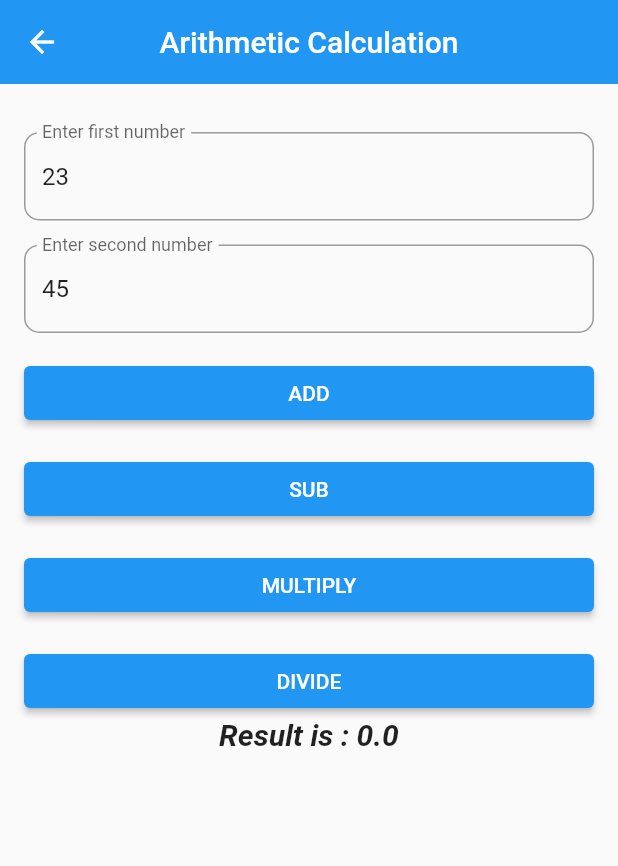
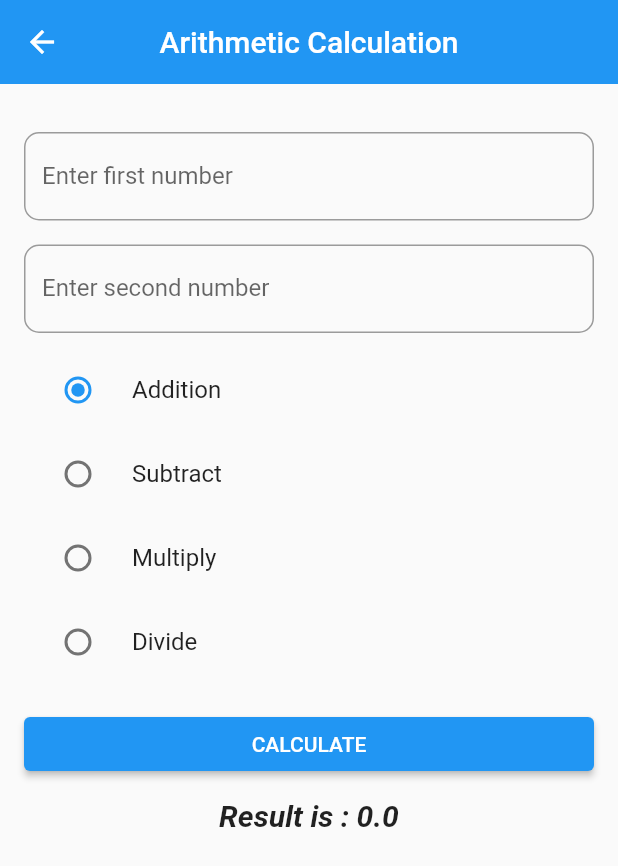
Before and after one commit to sanjiv576/flutter_apps, a Flutter app: the ArithmeticView screen opened by its route, on a phone screen of 412 x 824 dp. Shown: the top 866 px of the screen. Run offline on Flutter 3.47's test engine with Material 2 defaults, Android fonts, the phone set to English and light mode, and no system bars.

Commit message:
add radio buttons and enum

```diff
--- a/flutter_app/lib/view/arithmetic_view.dart
+++ b/flutter_app/lib/view/arithmetic_view.dart
@@ -1,6 +1,17 @@
 import 'package:flutter/material.dart';
 
 import '../model/arithmetic.dart';
+
+// enum for maths opeartions
+enum OperationType {
+  add('addition'),
+  sub('subtraction'),
+  mul('multiplication'),
+  div('division');
+
+  final String myText;
+  const OperationType(this.myText);
+}
 
 class ArithmeticView extends StatefulWidget {
   const ArithmeticView({super.key});
@@ -11,8 +22,8 @@ class ArithmeticView extends StatefulWidget {
 
 class _ArithmeticViewState extends State<ArithmeticView> {
 // store values of first and secon in controllers
-  final firstController = TextEditingController(text: '23');
-  final secondController = TextEditingController(text: '45');
+  final firstController = TextEditingController();
+  final secondController = TextEditingController();
 
   double result = 0;
 
@@ -24,8 +35,6 @@ class _ArithmeticViewState extends State<ArithmeticView> {
   void initState() {
     super.initState();
   }
-
-
 
   // since, TextEditingController is a class, which takes memory even thought the app is closed
   // so, it is needed to be disposed/closed
@@ -73,6 +82,32 @@ class _ArithmeticViewState extends State<ArithmeticView> {
           secondNumber: double.parse(secondController.text));
     });
   }
+
+  void _calculateOperationType({required OperationType operationName}) {
+    // stores the values of enum
+    String targetOperation = operationName.myText;
+
+    switch (targetOperation) {
+      case 'addition':
+        _add();
+        break;
+
+      case 'subtraction':
+        _sub();
+        break;
+
+      case 'multiplication':
+        _multiply();
+        break;
+      case 'division':
+        _divide();
+        break;
+    }
+  }
+
+  // for radio button
+  // initlization of enum with add
+  OperationType _targetOperationType = OperationType.add;
 
   // to know the state of the Form, which field is filled or not
   final myKey = GlobalKey<FormState>();
@@ -134,6 +169,65 @@ class _ArithmeticViewState extends State<ArithmeticView> {
                       ),
                     ),
                   ),
+
+                  const SizedBox(
+                    height: 10.0,
+                  ),
+
+                  // OperationType is the enum
+                  // value --> store the text value for selection
+                  //  groupValue --> currently selected value for this group
+                  // title ==> displays the text in the UI
+
+                  RadioListTile<OperationType>(
+                    title: const Text('Addition'),
+                    value: OperationType.add,
+                    groupValue: _targetOperationType,
+                    onChanged: (value) {
+                      setState(() {
+                        _targetOperationType = value!;
+                        // print(_targetOperationType.text);
+                      });
+                    },
+                  ),
+
+                  // OperationType is the enum
+
+                  RadioListTile<OperationType>(
+                    title: const Text('Subtract'),
+                    value: OperationType.sub,
+                    groupValue: _targetOperationType,
+                    onChanged: (OperationType? value) {
+                      setState(() {
+                        _targetOperationType = value!;
+                        // print(_targetOperationType.text);
+                      });
+                    },
+                  ),
+                  // OperationType is the enum
+                  RadioListTile<OperationType>(
+                    value: OperationType.mul,
+                    title: const Text('Multiply'),
+                    groupValue: _targetOperationType,
+                    onChanged: (OperationType? value) {
+                      setState(() {
+                        _targetOperationType = value!;
+                        // print(_targetOperationType.text);
+                      });
+                    },
+                  ),
+                  RadioListTile<OperationType>(
+                    title: const Text('Divide'),
+                    value: OperationType.div,
+                    groupValue: _targetOperationType,
+                    onChanged: (value) {
+                      setState(() {
+                        _targetOperationType = value!;
+                        // print(_targetOperationType.text);
+                      });
+                    },
+                  ),
+
                   const SizedBox(
                     height: 16.0,
                   ),
@@ -143,56 +237,15 @@ class _ArithmeticViewState extends State<ArithmeticView> {
                       onPressed: () {
                         // now, execute the validator
                         if (myKey.currentState!.validate()) {
-                          _add();
+                          _calculateOperationType(
+                              operationName: _targetOperationType);
                         }
                       },
-                      child: const Text('ADD'),
+                      child: const Text('CALCULATE'),
                     ),
                   ),
                   const SizedBox(
-                    height: 16.0,
-                  ),
-                  SizedBox(
-                    width: double.infinity,
-                    child: ElevatedButton(
-                      onPressed: () {
-                        // execute the validator
-                        if (myKey.currentState!.validate()) {
-                          _sub();
-                        }
-                      },
-                      child: const Text('SUB'),
-                    ),
-                  ),
-                  const SizedBox(
-                    height: 16.0,
-                  ),
-                  SizedBox(
-                    width: double.infinity,
-                    child: ElevatedButton(
-                      onPressed: () {
-                        // execute the validator
-                        if (myKey.currentState!.validate()) {
-                          _multiply();
-                        }
-                      },
-                      child: const Text('MULTIPLY'),
-                    ),
-                  ),
-                  const SizedBox(
-                    height: 16.0,
-                  ),
-                  SizedBox(
-                    width: double.infinity,
-                    child: ElevatedButton(
-                      onPressed: () {
-                        // now, execute the validator
-                        if (myKey.currentState!.validate()) {
-                          _divide();
-                        }
-                      },
-                      child: const Text('DIVIDE'),
-                    ),
+                    height: 12.0,
                   ),
                   Text(
                     'Result is : $result',
@@ -210,3 +263,54 @@ class _ArithmeticViewState extends State<ArithmeticView> {
     );
   }
 }
+
+
+
+
+// with Add, subtract , multiply buttons
+
+// const SizedBox(
+//                     height: 16.0,
+//                   ),
+//                   SizedBox(
+//                     width: double.infinity,
+//                     child: ElevatedButton(
+//                       onPressed: () {
+//                         // now, execute the validator
+//                         if (myKey.currentState!.validate()) {
+//                           _add();
+//                         }
+//                       },
+//                       child: const Text('ADD'),
+//                     ),
+//                   ),
+//                   const SizedBox(
+//                     height: 16.0,
+//                   ),
+//                   SizedBox(
+//                     width: double.infinity,
+//                     child: ElevatedButton(
+//                       onPressed: () {
+//                         // execute the validator
+//                         if (myKey.currentState!.validate()) {
+//                           _sub();
+//                         }
+//                       },
+//                       child: const Text('SUB'),
+//                     ),
+//                   ),
+//                   const SizedBox(
+//                     height: 16.0,
+//                   ),
+//                   SizedBox(
+//                     width: double.infinity,
+//                     child: ElevatedButton(
+//                       onPressed: () {
+//                         // execute the validator
+//                         if (myKey.currentState!.validate()) {
+//                           _multiply();
+//                         }
+//                       },
+//                       child: const Text('MULTIPLY'),
+//                     ),
+//                   ),
```
